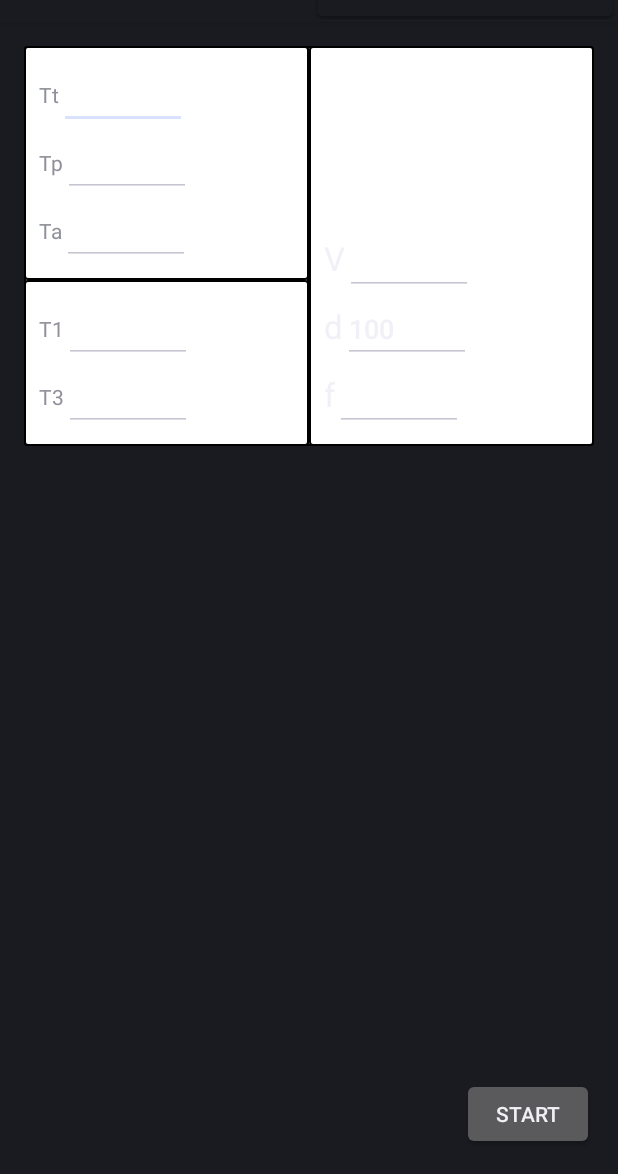
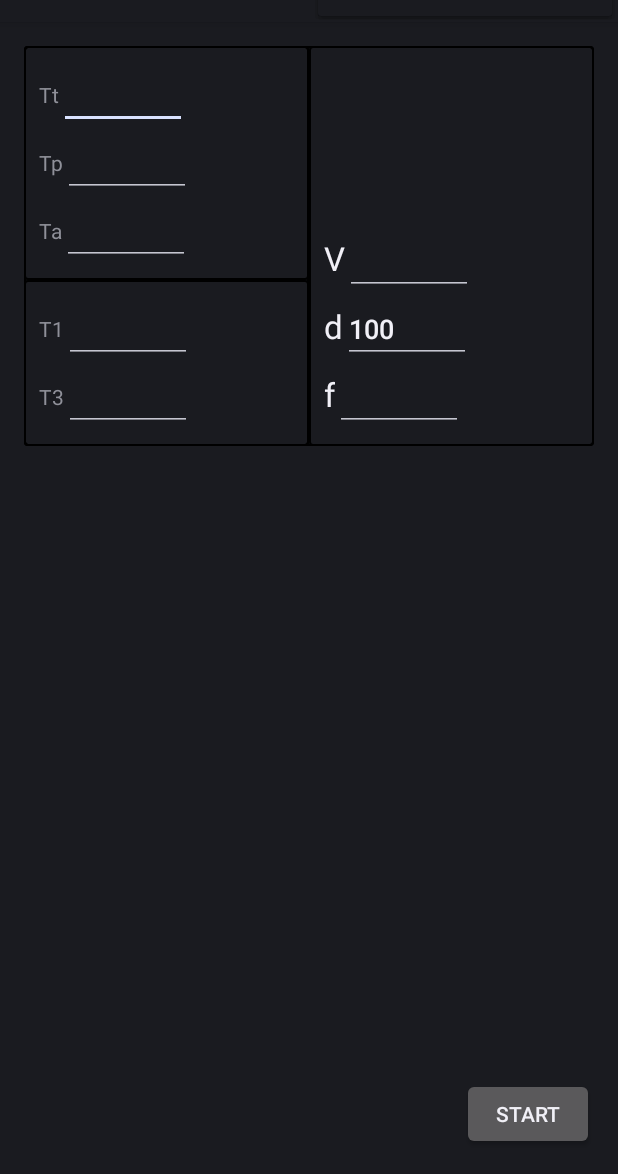
Before and after one commit to deathmeek/dintisor, an Android app: the screen it shows after launch (MainActivity), with the options menu open, on a phone screen of 412 x 824 dp, the part 62-1236 px from its top. Run offline under Robolectric (Android 15) with nearby library versions, the phone set to English and light mode, and no system bars; libraries missing offline, so code that uses them is left out: com.github.aakira.expandablelayout, org.achartengine; plain views replace ExpandableRelativeLayout; 4 statements that could not run were skipped.

Commit message:
Visual fix

```diff
--- a/SmartTooth/app/src/main/res/drawable/border.xml
+++ b/SmartTooth/app/src/main/res/drawable/border.xml
@@ -2,10 +2,6 @@
 <shape xmlns:android="http://schemas.android.com/apk/res/android"
     android:shape="rectangle" >
 
-    <!-- view background color -->
-    <solid
-        android:color="@color/background_color" >
-    </solid>
 
     <!-- view border color and width -->
     <stroke
--- a/SmartTooth/app/src/main/res/values/colors.xml
+++ b/SmartTooth/app/src/main/res/values/colors.xml
@@ -1,6 +1,4 @@
 <?xml version="1.0" encoding="utf-8"?>
 <resources>
-    <color name="background_color">#FFFFFF</color>
     <color name="private_border_color">#000000</color>
-
 </resources>
--- a/SmartTooth/app/src/main/res/values/styles.xml
+++ b/SmartTooth/app/src/main/res/values/styles.xml
@@ -1,7 +1,7 @@
 <resources>
 
     <!-- Base application theme. -->
-    <style name="AppTheme" parent="android:Theme.DeviceDefault.Light">
+    <style name="AppTheme" parent="android:Theme.DeviceDefault">
         <!-- Customize your theme here. -->
     </style>
 
```
